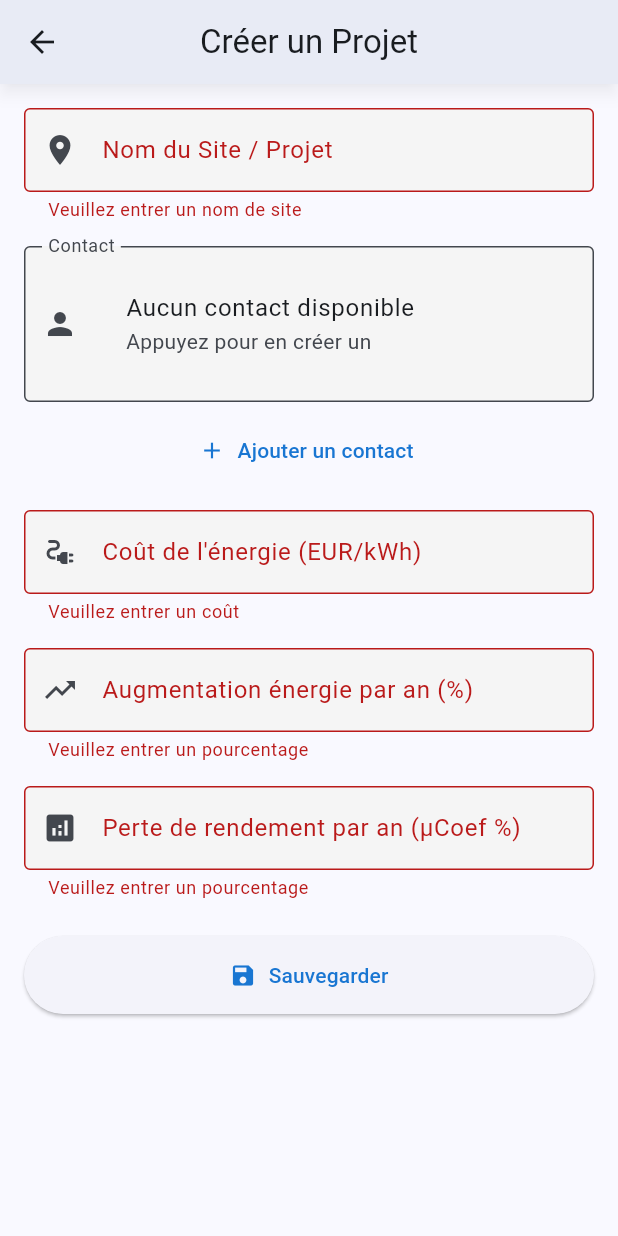
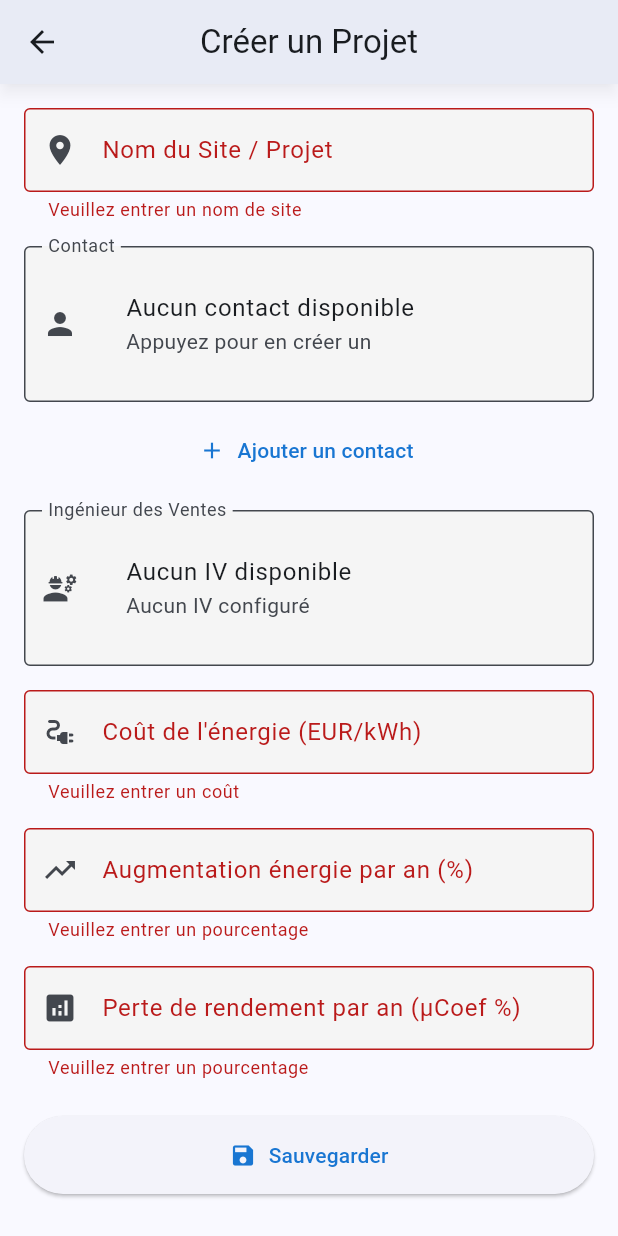
Before and after one commit to CharlieG42/WUECT, a Flutter app: the ProjetCreateScreen screen opened directly, after a tap on "Sauvegarder", on a phone screen of 412 x 824 dp. Run offline on Flutter 3.47's test engine with Material 3 defaults, Android fonts, the phone set to English and light mode, and no system bars; our stand-ins replace file_picker, hive, hive_flutter, open_filex, pdf, printing; accounts and stored records are empty; statements that could not run were skipped.

Commit message:
Global Update

```diff
--- a/lib/main.dart
+++ b/lib/main.dart
@@ -8,10 +8,12 @@ import 'package:intl/date_symbol_data_local.dart';
 import 'utils/hive_init.dart';
 import 'screens/home_screen.dart';
 import 'models/contact.dart';
+import 'models/iv.dart';
 import 'models/projet.dart';
 import 'models/systeme.dart';
 import 'models/pompe.dart';
 import 'services/database_service.dart';
+import 'services/iv_service.dart';
 import 'services/settings_service.dart';
 
 Future<void> main() async {
@@ -26,12 +28,16 @@ Future<void> main() async {
 
   // Enregistrer les adapters Hive AVANT d'ouvrir les boxes
   Hive.registerAdapter(ContactAdapter());
+  Hive.registerAdapter(IVAdapter());
   Hive.registerAdapter(ProjetAdapter());
   Hive.registerAdapter(SystemeAdapter());
   Hive.registerAdapter(PompeAdapter());
 
   // Initialiser les boxes de la base de données
   await DatabaseService.init();
+
+  // Initialiser le service IV
+  await IVService.init();
 
   // Initialiser les paramètres globaux
   await SettingsService.init();
--- a/lib/models/projet.dart
+++ b/lib/models/projet.dart
@@ -22,6 +22,9 @@ class Projet {
   @HiveField(5)
   final double percentagePerteRendement; // µCoef (ex: 0.01 pour 1%)
 
+  @HiveField(6)
+  final int? ivId; // Référence à l'Ingénieur des Ventes associé
+
   Projet({
     this.id,
     required this.nomSite,
@@ -29,6 +32,7 @@ class Projet {
     required this.coutEnergie,
     required this.pourcentageAugmentationEnergie,
     required this.percentagePerteRendement,
+    this.ivId,
   });
 
   // Conversion en Map pour SQLite (gardé pour compatibilité)
@@ -37,6 +41,7 @@ class Projet {
       'id': id,
       'nomSite': nomSite,
       'contactId': contactId,
+      'ivId': ivId,
       'coutEnergie': coutEnergie,
       'pourcentageAugmentationEnergie': pourcentageAugmentationEnergie,
       'percentagePerteRendement': percentagePerteRendement,
@@ -49,6 +54,7 @@ class Projet {
       id: map['id'],
       nomSite: map['nomSite'] ?? '',
       contactId: map['contactId'] ?? 0,
+      ivId: map['ivId'],
       coutEnergie: (map['coutEnergie'] ?? 0.0).toDouble(),
       pourcentageAugmentationEnergie: (map['pourcentageAugmentationEnergie'] ?? 0.0).toDouble(),
       percentagePerteRendement: (map['percentagePerteRendement'] ?? 0.0).toDouble(),
@@ -60,6 +66,7 @@ class Projet {
     int? id,
     String? nomSite,
     int? contactId,
+    int? ivId,
     double? coutEnergie,
     double? pourcentageAugmentationEnergie,
     double? percentagePerteRendement,
@@ -68,6 +75,7 @@ class Projet {
       id: id ?? this.id,
       nomSite: nomSite ?? this.nomSite,
       contactId: contactId ?? this.contactId,
+      ivId: ivId ?? this.ivId,
       coutEnergie: coutEnergie ?? this.coutEnergie,
       pourcentageAugmentationEnergie: pourcentageAugmentationEnergie ?? this.pourcentageAugmentationEnergie,
       percentagePerteRendement: percentagePerteRendement ?? this.percentagePerteRendement,
--- a/lib/screens/projet/projet_create_screen.dart
+++ b/lib/screens/projet/projet_create_screen.dart
@@ -1,6 +1,7 @@
 import 'package:flutter/material.dart';
 import '../../models/projet.dart';
 import '../../models/contact.dart';
+import '../../models/iv.dart';
 import '../../services/database_service.dart';
 import '../../utils/decimal_input_formatter.dart';
 import '../../utils/error_handler.dart';
@@ -18,7 +19,9 @@ class _ProjetCreateScreenState extends State<ProjetCreateScreen> {
   final _formKey = GlobalKey<FormState>();
 
   List<Contact> _contacts = [];
+  List<IV> _ivs = [];
   int? _selectedContactId;
+  int? _selectedIVId;
 
   final TextEditingController _nomSiteController = TextEditingController();
   final TextEditingController _coutEnergieController = TextEditingController();
@@ -37,8 +40,11 @@ class _ProjetCreateScreenState extends State<ProjetCreateScreen> {
     setState(() => _isLoading = true);
     try {
       final contacts = await _db.getAllContacts();
+      final ivs = await _db.getAllIVs();
       setState(() {
         _contacts = contacts;
+        _ivs = ivs;
+
         if (_contacts.isNotEmpty) {
           // Conserver la sélection actuelle si le contact existe toujours
           if (_selectedContactId == null ||
@@ -51,12 +57,18 @@ class _ProjetCreateScreenState extends State<ProjetCreateScreen> {
         } else {
           _selectedContactId = null;
         }
+
+        // Sélectionner le premier IV par défaut si disponible
+        if (_ivs.isNotEmpty && _selectedIVId == null) {
+          _selectedIVId = _ivs.first.id;
+        }
+
         _isLoading = false;
       });
     } catch (e) {
       setState(() => _isLoading = false);
       if (mounted) {
-        ErrorHandler.showSnackBar(context, 'Erreur de chargement des contacts: $e', error: true);
+        ErrorHandler.showSnackBar(context, 'Erreur de chargement: $e', error: true);
       }
     }
   }
@@ -88,6 +100,7 @@ class _ProjetCreateScreenState extends State<ProjetCreateScreen> {
       final projet = Projet(
         nomSite: _nomSiteController.text,
         contactId: _selectedContactId!,
+        ivId: _selectedIVId,
         coutEnergie: cout,
         pourcentageAugmentationEnergie: aug,
         percentagePerteRendement: perte,
@@ -181,6 +194,37 @@ class _ProjetCreateScreenState extends State<ProjetCreateScreen> {
                       icon: const Icon(Icons.add),
                       label: const Text('Ajouter un contact'),
                       onPressed: _navigateToContactForm,
+                    ),
+                    const SizedBox(height: 16),
+
+                    // Sélection de l'Ingénieur des Ventes (IV)
+                    InputDecorator(
+                      decoration: const InputDecoration(
+                        labelText: 'Ingénieur des Ventes',
+                        prefixIcon: Icon(Icons.engineering),
+                        border: OutlineInputBorder(),
+                      ),
+                      child: _ivs.isEmpty
+                          ? const ListTile(
+                              title: Text('Aucun IV disponible'),
+                              subtitle: Text('Aucun IV configuré'),
+                            )
+                          : DropdownButtonHideUnderline(
+                              child: DropdownButton<int>(
+                                value: _selectedIVId,
+                                isExpanded: true,
+                                items: _ivs.map((iv) {
+                                  return DropdownMenuItem<int>(
+                                    value: iv.id,
+                                    child: Text('${iv.code} - ${iv.nom}'),
+                                  );
+                                }).toList(),
+                                onChanged: (value) {
+                                  setState(() => _selectedIVId = value);
+                                },
+                                hint: const Text('Sélectionner un IV'),
+                              ),
+                            ),
                     ),
                     const SizedBox(height: 16),
 
```
Also changed, not shown: lib/screens/projet/projet_detail_screen.dart (+64 -0 lines), lib/screens/projet/projet_list_screen.dart (+17 -0 lines), lib/services/database_service.dart (+43 -0 lines), lib/models/projet.g.dart.
